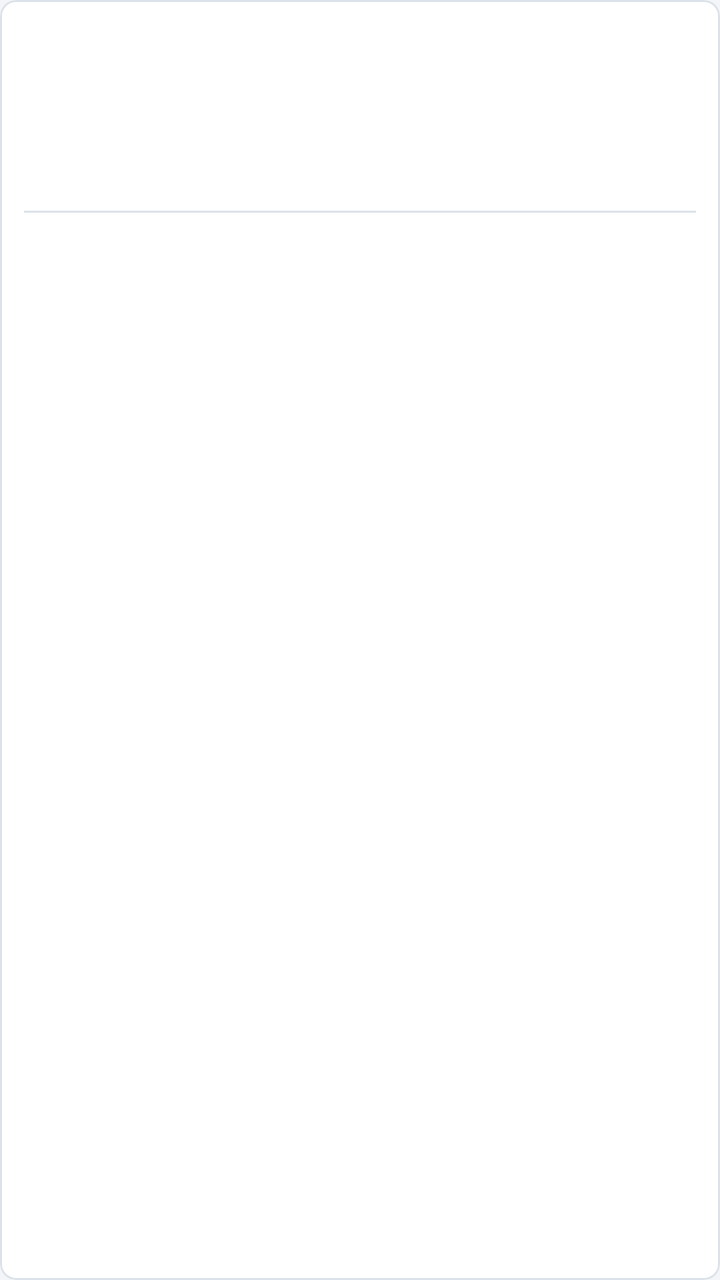
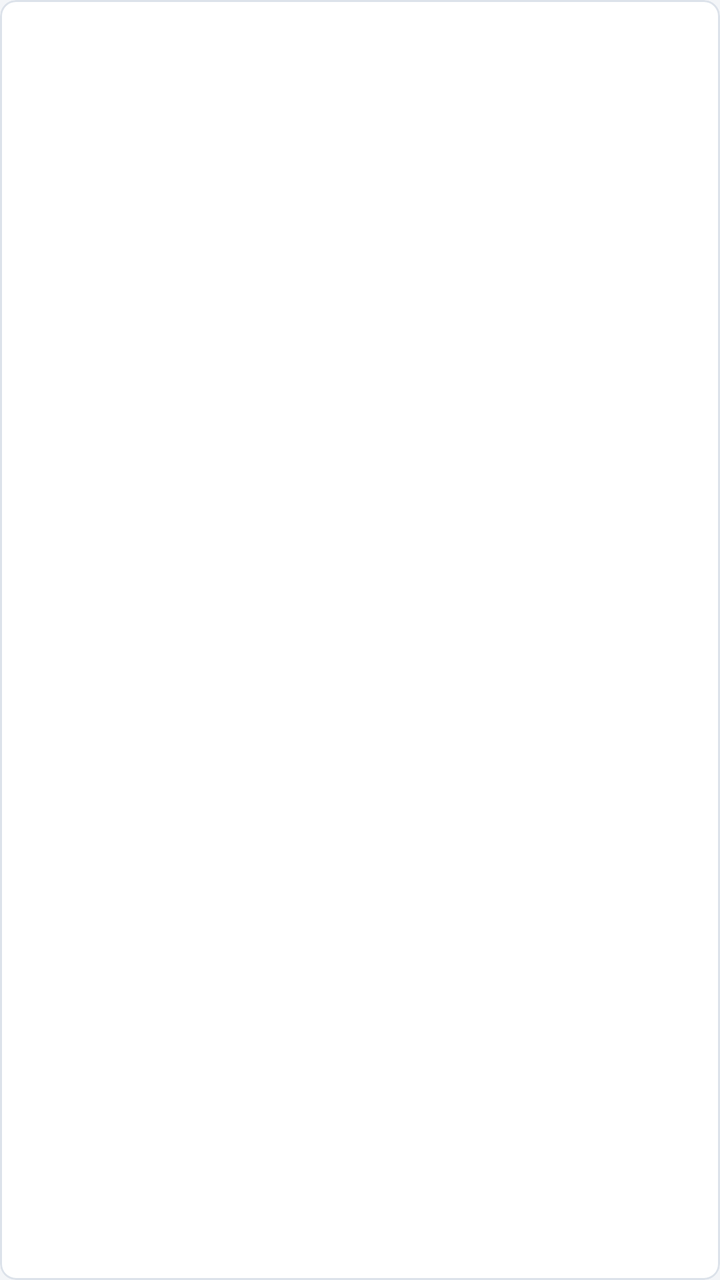

Screens rendered from an Android XML layout before and after an edit, with the pre-edit source and the edit as a unified diff.
<!-- AndroidManifest.xml: application theme Theme.RFIDAndroid -->
<!-- res/layout/item_tag.xml -->
<?xml version="1.0" encoding="utf-8"?>
<com.google.android.material.card.MaterialCardView xmlns:android="http://schemas.android.com/apk/res/android"
    android:layout_marginTop="4dp"
    android:layout_marginBottom="4dp"
    android:layout_width="match_parent"
    android:layout_height="wrap_content">

    <LinearLayout
        android:orientation="vertical"
        android:padding="12dp"
        android:layout_width="match_parent"
        android:layout_height="wrap_content">

        <TextView
            android:id="@+id/txtCodigoInterno"
            android:textColor="@color/marinho"
            android:textSize="16sp"
            android:textStyle="bold"
            android:layout_width="match_parent"
            android:layout_height="wrap_content"/>

        <TextView
            android:id="@+id/txtTipo"
            android:textColor="@color/texto"
            android:layout_marginTop="4dp"
            android:layout_width="match_parent"
            android:layout_height="wrap_content"/>

        <TextView
            android:id="@+id/txtMarca"
            android:textAppearance="@style/Texto.RFID.Secundario"
            android:maxLines="2"
            android:ellipsize="end"
            android:layout_width="match_parent"
            android:layout_height="wrap_content"/>

        <TextView
            android:id="@+id/txtModelo"
            android:textAppearance="@style/Texto.RFID.Secundario"
            android:maxLines="2"
            android:ellipsize="end"
            android:layout_width="match_parent"
            android:layout_height="wrap_content"/>

        <View
            android:background="@color/borda"
            android:layout_marginTop="8dp"
            android:layout_marginBottom="8dp"
            android:layout_width="match_parent"
            android:layout_height="1dp"/>

        <TextView
            android:id="@+id/txtPatrimonio"
            android:textAppearance="@style/Texto.RFID.Secundario"
            android:layout_width="match_parent"
            android:layout_height="wrap_content"/>

        <TextView
            android:id="@+id/txtSerie"
            android:textAppearance="@style/Texto.RFID.Secundario"
            android:layout_width="match_parent"
            android:layout_height="wrap_content"/>
    </LinearLayout>
</com.google.android.material.card.MaterialCardView>
<!-- resources referenced by this layout -->
<resources>
  <color name="borda">#FFDCE2EA</color>
  <color name="marinho">#FF1F3A5F</color>
  <color name="texto">#FF1C2530</color>
  <style name="Texto.RFID.Secundario" parent="">
          <item name="android:textSize">15sp</item>
          <item name="android:textColor">@color/texto_secundario</item>
      </style>
  <color name="texto_secundario">#FF5B6573</color>
  <color name="white">#FFFFFFFF</color>
  <color name="azul_claro">#FFE3ECF6</color>
  <color name="marinho_escuro">#FF152A45</color>
  <color name="azul">#FF2E6DA4</color>
  <color name="erro">#FFC62828</color>
  <color name="superficie">#FFFFFFFF</color>
  <color name="fundo">#FFF3F5F8</color>
  <style name="Widget.RFID.Botao" parent="Widget.Material3.Button">
          <item name="shapeAppearance">@style/Forma.RFID.Pequena</item>
          <item name="android:minHeight">52dp</item>
          <item name="android:textSize">15sp</item>
          <item name="android:letterSpacing">0.02</item>
      </style>
  <style name="Widget.RFID.Botao.Contorno" parent="Widget.Material3.Button.OutlinedButton">
          <item name="shapeAppearance">@style/Forma.RFID.Pequena</item>
          <item name="android:minHeight">52dp</item>
          <item name="android:textSize">15sp</item>
          <item name="strokeColor">@color/marinho</item>
      </style>
  <style name="Widget.RFID.Campo" parent="Widget.Material3.TextInputLayout.OutlinedBox">
          <item name="shapeAppearance">@style/Forma.RFID.Pequena</item>
          <item name="boxStrokeColor">@color/marinho</item>
          <item name="hintTextColor">@color/marinho</item>
          <item name="android:layout_marginTop">12dp</item>
      </style>
  <style name="Widget.RFID.Cartao" parent="Widget.Material3.CardView.Outlined">
          <item name="cardBackgroundColor">@color/superficie</item>
          <item name="strokeColor">@color/borda</item>
          <item name="cardCornerRadius">8dp</item>
          <item name="cardElevation">0dp</item>
      </style>
  <style name="Widget.RFID.Abas" parent="Widget.Material3.TabLayout">
          <item name="android:background">@color/superficie</item>
          <item name="tabIndicatorColor">@color/marinho</item>
          <item name="tabSelectedTextColor">@color/marinho</item>
          <item name="tabTextColor">@color/texto_secundario</item>
          <item name="tabIndicatorFullWidth">true</item>
          <item name="tabGravity">fill</item>
          <item name="tabMode">fixed</item>
      </style>
  <style name="Forma.RFID.Pequena" parent="">
          <item name="cornerFamily">rounded</item>
          <item name="cornerSize">6dp</item>
      </style>
  <!-- unchanged entries left out for length: 1 -->
</resources>

<!-- the commit's change to res/layout/item_tag.xml (unified diff, before → after) -->
@@ -1,63 +1,48 @@
 <?xml version="1.0" encoding="utf-8"?>
 <com.google.android.material.card.MaterialCardView xmlns:android="http://schemas.android.com/apk/res/android"
-    android:layout_marginTop="4dp"
-    android:layout_marginBottom="4dp"
+    android:layout_marginTop="3dp"
+    android:layout_marginBottom="3dp"
     android:layout_width="match_parent"
     android:layout_height="wrap_content">
 
     <LinearLayout
         android:orientation="vertical"
-        android:padding="12dp"
+        android:paddingStart="12dp"
+        android:paddingEnd="12dp"
+        android:paddingTop="8dp"
+        android:paddingBottom="8dp"
         android:layout_width="match_parent"
         android:layout_height="wrap_content">
 
+        
         <TextView
-            android:id="@+id/txtCodigoInterno"
+            android:id="@+id/txtPatrimonio"
             android:textColor="@color/marinho"
-            android:textSize="16sp"
+            android:textSize="18sp"
             android:textStyle="bold"
-            android:layout_width="match_parent"
-            android:layout_height="wrap_content"/>
-
-        <TextView
-            android:id="@+id/txtTipo"
-            android:textColor="@color/texto"
-            android:layout_marginTop="4dp"
-            android:layout_width="match_parent"
-            android:layout_height="wrap_content"/>
-
-        <TextView
-            android:id="@+id/txtMarca"
-            android:textAppearance="@style/Texto.RFID.Secundario"
-            android:maxLines="2"
+            android:maxLines="1"
             android:ellipsize="end"
             android:layout_width="match_parent"
             android:layout_height="wrap_content"/>
 
+        
         <TextView
-            android:id="@+id/txtModelo"
-            android:textAppearance="@style/Texto.RFID.Secundario"
-            android:maxLines="2"
+            android:id="@+id/txtDescricao"
+            android:textColor="@color/texto"
+            android:textSize="15sp"
+            android:maxLines="1"
             android:ellipsize="end"
+            android:layout_marginTop="2dp"
             android:layout_width="match_parent"
             android:layout_height="wrap_content"/>
 
-        <View
-            android:background="@color/borda"
-            android:layout_marginTop="8dp"
-            android:layout_marginBottom="8dp"
-            android:layout_width="match_parent"
-            android:layout_height="1dp"/>
-
+        
         <TextView
-            android:id="@+id/txtPatrimonio"
-            android:textAppearance="@style/Texto.RFID.Secundario"
-            android:layout_width="match_parent"
-            android:layout_height="wrap_content"/>
-
-        <TextView
-            android:id="@+id/txtSerie"
-            android:textAppearance="@style/Texto.RFID.Secundario"
+            android:id="@+id/txtCodigos"
+            android:textColor="@color/texto_secundario"
+            android:textSize="14sp"
+            android:maxLines="1"
+            android:ellipsize="end"
             android:layout_width="match_parent"
             android:layout_height="wrap_content"/>
     </LinearLayout>
<!-- resource entries referenced after the edit -->
@@ -3,10 +3,6 @@
   <color name="borda">#FFDCE2EA</color>
   <color name="marinho">#FF1F3A5F</color>
   <color name="texto">#FF1C2530</color>
-  <style name="Texto.RFID.Secundario" parent="">
-          <item name="android:textSize">15sp</item>
-          <item name="android:textColor">@color/texto_secundario</item>
-      </style>
   <color name="texto_secundario">#FF5B6573</color>
   <color name="white">#FFFFFFFF</color>
   <color name="azul_claro">#FFE3ECF6</color>
